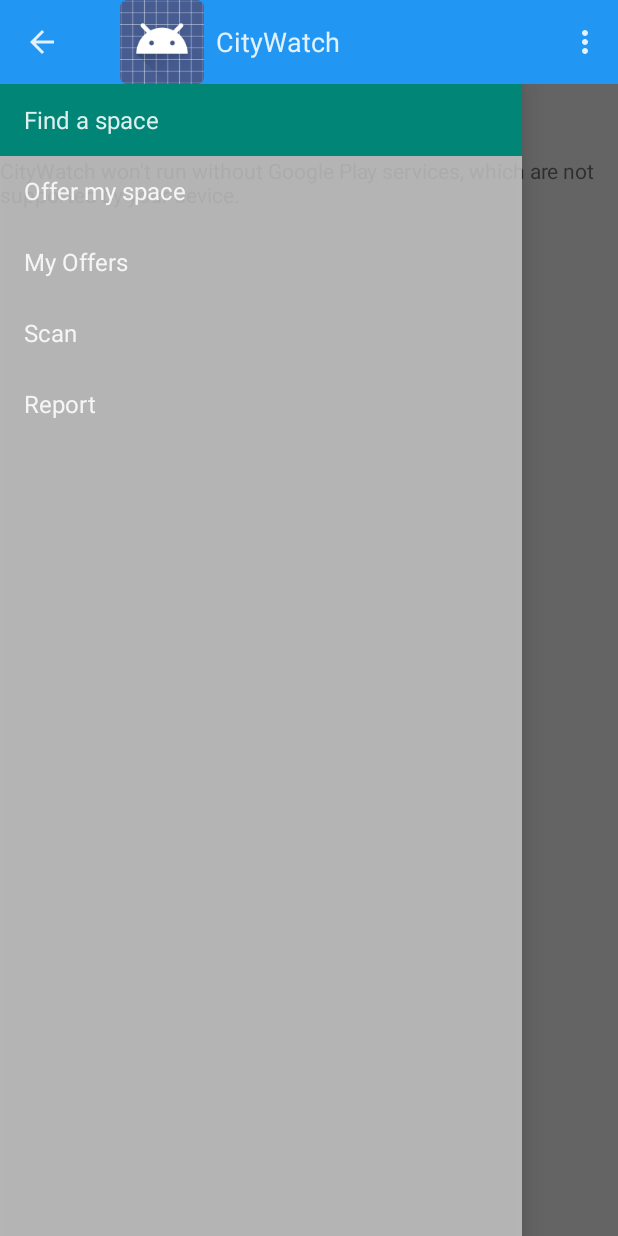
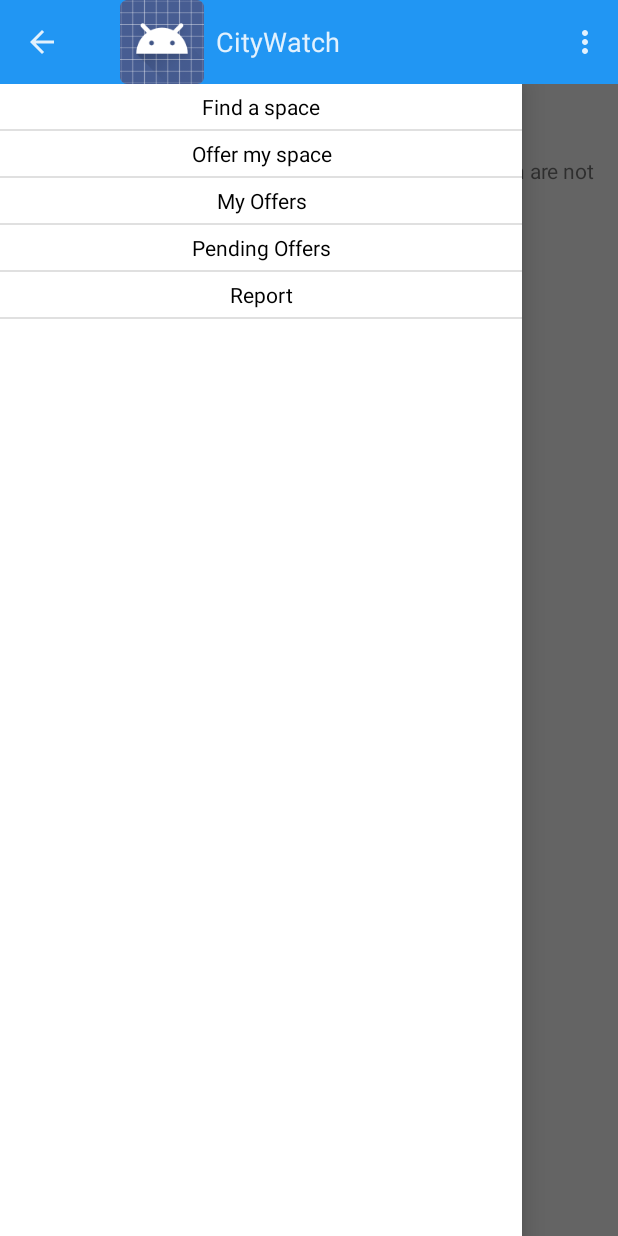
Before and after one commit to StefanEdingerTUM/MyApplication, an Android app: the screen it shows after launch (MainActivity), on a phone screen of 412 x 824 dp. Run offline under Robolectric (Android 15) with nearby library versions, the phone set to English and light mode, and no system bars; 5 statements that could not run were skipped.

Commit message:
changes for navigation drawer (real)

```diff
--- a/app/src/main/java/de/tum/citywatch/NavigationDrawerFragment.java
+++ b/app/src/main/java/de/tum/citywatch/NavigationDrawerFragment.java
@@ -99,13 +99,12 @@ public class NavigationDrawerFragment extends Fragment {
         });
         mDrawerListView.setAdapter(new ArrayAdapter<String>(
                 getActionBar().getThemedContext(),
-                android.R.layout.simple_list_item_activated_1,
-                android.R.id.text1,
+                R.layout.mytextview,
                 new String[]{
                         getString(R.string.title_section1),
                         getString(R.string.title_section2),
                         getString(R.string.title_section3),
-                        "Scan",
+                        "Pending Offers",
                         "Report"
                 }));
         mDrawerListView.setItemChecked(mCurrentSelectedPosition, true);
@@ -246,6 +245,7 @@ public class NavigationDrawerFragment extends Fragment {
     @Override
     public boolean onOptionsItemSelected(MenuItem item) {
         if (mDrawerToggle.onOptionsItemSelected(item)) {
+
             return true;
         }
 
--- a/app/src/main/java/de/tum/citywatch/ParkFragment.java
+++ b/app/src/main/java/de/tum/citywatch/ParkFragment.java
@@ -100,6 +100,10 @@ public class ParkFragment extends Fragment {
                 alertDialog.setButton(AlertDialog.BUTTON_NEUTRAL, "OK",
                         new DialogInterface.OnClickListener() {
                             public void onClick(DialogInterface dialog, int which) {
+
+                               MainActivity.fragmentManager.beginTransaction()
+                                        .replace(R.id.container, new OfferOverviewFragment())
+                                        .commit();
                                 dialog.dismiss();
 
                             }
--- a/app/src/main/res/layout/activity_main.xml
+++ b/app/src/main/res/layout/activity_main.xml
@@ -10,14 +10,6 @@
         android:layout_height="match_parent" >
 
     </FrameLayout>
-
-    <!-- android:layout_gravity="start" tells DrawerLayout to treat
-         this as a sliding drawer on the left side for left-to-right
-         languages and on the right side for right-to-left languages.
-         If you're not building against API 17 or higher, use
-         android:layout_gravity="left" instead. -->
-    <!-- The drawer is given a fixed width in dp and extends the full height of
-         the container. -->
     <fragment android:id="@+id/navigation_drawer"
         android:layout_width="match_parent" android:layout_height="match_parent"
         android:layout_gravity="start"
--- a/app/src/main/res/layout/fragment_navigation_drawer.xml
+++ b/app/src/main/res/layout/fragment_navigation_drawer.xml
@@ -1,5 +1,7 @@
 <ListView xmlns:android="http://schemas.android.com/apk/res/android"
     xmlns:tools="http://schemas.android.com/tools" android:layout_width="match_parent"
     android:layout_height="match_parent" android:choiceMode="singleChoice"
-    android:divider="@android:color/transparent" android:dividerHeight="0dp"
-    android:background="#cccc" tools:context=".NavigationDrawerFragment" />
+    android:dividerHeight="0dp"
+    tools:context=".NavigationDrawerFragment"
+    android:clickable="false"
+    android:background="#ffffff" />
--- a/app/src/main/res/layout/fragment_offers.xml
+++ b/app/src/main/res/layout/fragment_offers.xml
@@ -88,7 +88,7 @@
             android:weightSum="1">
 
             <Button
-                android:id="@+id/btnSubmit"
+                android:id="@+id/Submit"
                 android:layout_width="wrap_content"
                 android:layout_height="wrap_content"
                 android:ems="5"
--- /dev/null
+++ b/app/src/main/res/layout/mytextview.xml
@@ -0,0 +1,10 @@
+<?xml version="1.0" encoding="utf-8"?>
+<TextView xmlns:android="http://schemas.android.com/apk/res/android"
+    android:id="@+id/tv"
+    android:textColor="#000000"
+    android:padding="5sp"
+    android:layout_width="fill_parent"
+    android:background="#ffffff"
+    android:singleLine="true"
+    android:gravity="center"
+    android:layout_height="fill_parent"/>
--- a/app/src/main/res/values/styles.xml
+++ b/app/src/main/res/values/styles.xml
@@ -11,4 +11,6 @@
     <style name="ActionBar.Solid.GreenStyle" parent="@android:style/Widget.Holo.Light.ActionBar.Solid">
         <item name="android:background">#ffffff</item>
     </style>
+
+
 </resources>
```
Also changed, not shown: app/src/main/java/de/tum/citywatch/MainActivity.java (+7 -3 lines), app/src/main/java/de/tum/citywatch/OfferOverviewFragment.java (added, +31 -0 lines), app/src/main/java/de/tum/citywatch/OffersFragment.java (+29 -0 lines), app/src/main/res/layout/activity_scrolling.xml (deleted, +0 -11 lines), build.gradle (line endings or trailing spaces).
